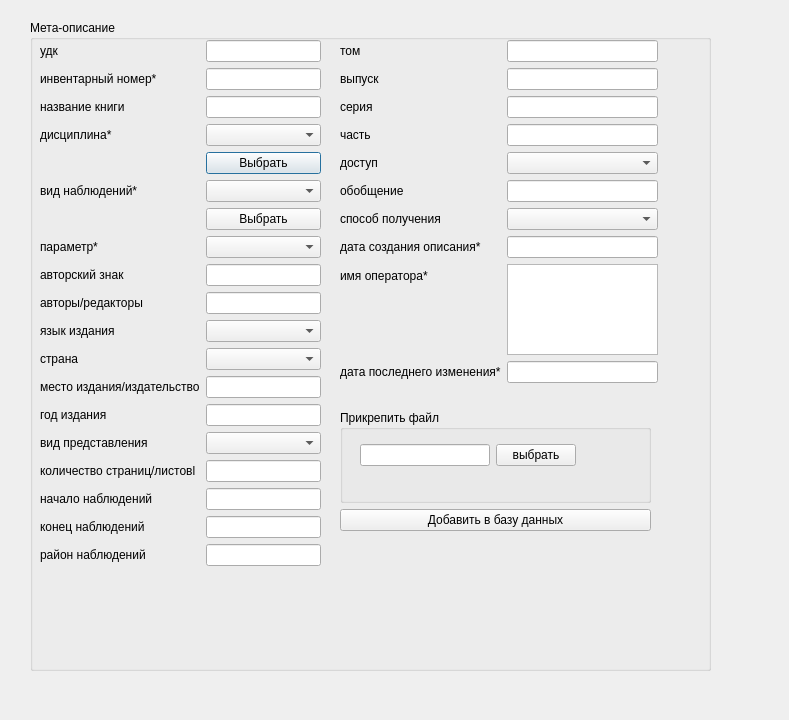
This is newmeta.ui in AnMikhaylova/project_oop as Qt 5 draws it before an edit. The edited form follows.
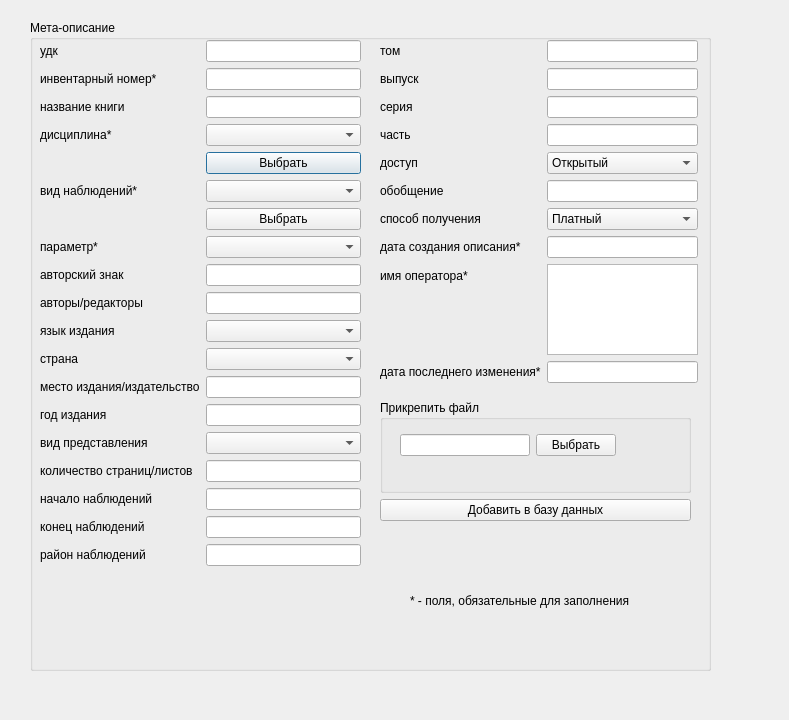
This is the edited form.

Diff of the .ui file:
```diff
--- a/newmeta.ui
+++ b/newmeta.ui
@@ -30,7 +30,7 @@
      <rect>
       <x>10</x>
       <y>20</y>
-      <width>281</width>
+      <width>321</width>
       <height>621</height>
      </rect>
     </property>
@@ -182,7 +182,7 @@
      <item row="15" column="0">
       <widget class="QLabel" name="label_14">
        <property name="text">
-        <string>количество страниц/листовl</string>
+        <string>количество страниц/листов</string>
        </property>
       </widget>
      </item>
@@ -224,7 +224,7 @@
    <widget class="QWidget" name="formLayoutWidget_2">
     <property name="geometry">
      <rect>
-      <x>310</x>
+      <x>350</x>
       <y>20</y>
       <width>318</width>
       <height>343</height>
@@ -279,7 +279,18 @@
       </widget>
      </item>
      <item row="4" column="1">
-      <widget class="QComboBox" name="access"/>
+      <widget class="QComboBox" name="access">
+       <item>
+        <property name="text">
+         <string>Открытый</string>
+        </property>
+       </item>
+       <item>
+        <property name="text">
+         <string>Закрытый</string>
+        </property>
+       </item>
+      </widget>
      </item>
      <item row="5" column="0">
       <widget class="QLabel" name="label_22">
@@ -299,7 +310,18 @@
       </widget>
      </item>
      <item row="6" column="1">
-      <widget class="QComboBox" name="product_method"/>
+      <widget class="QComboBox" name="product_method">
+       <item>
+        <property name="text">
+         <string>Платный</string>
+        </property>
+       </item>
+       <item>
+        <property name="text">
+         <string>Бесплатный</string>
+        </property>
+       </item>
+      </widget>
      </item>
      <item row="7" column="0">
       <widget class="QLabel" name="label_25">
@@ -336,8 +358,8 @@
    <widget class="QWidget" name="layoutWidget">
     <property name="geometry">
      <rect>
-      <x>310</x>
-      <y>390</y>
+      <x>350</x>
+      <y>380</y>
       <width>311</width>
       <height>121</height>
      </rect>
@@ -364,7 +386,7 @@
          <item>
           <widget class="QPushButton" name="pushButton">
            <property name="text">
-            <string>выбрать</string>
+            <string>Выбрать</string>
            </property>
           </widget>
          </item>
@@ -381,6 +403,19 @@
      </item>
     </layout>
    </widget>
+   <widget class="QLabel" name="label_28">
+    <property name="geometry">
+     <rect>
+      <x>380</x>
+      <y>550</y>
+      <width>251</width>
+      <height>61</height>
+     </rect>
+    </property>
+    <property name="text">
+     <string>* - поля, обязательные для заполнения</string>
+    </property>
+   </widget>
   </widget>
  </widget>
  <resources/>
```
